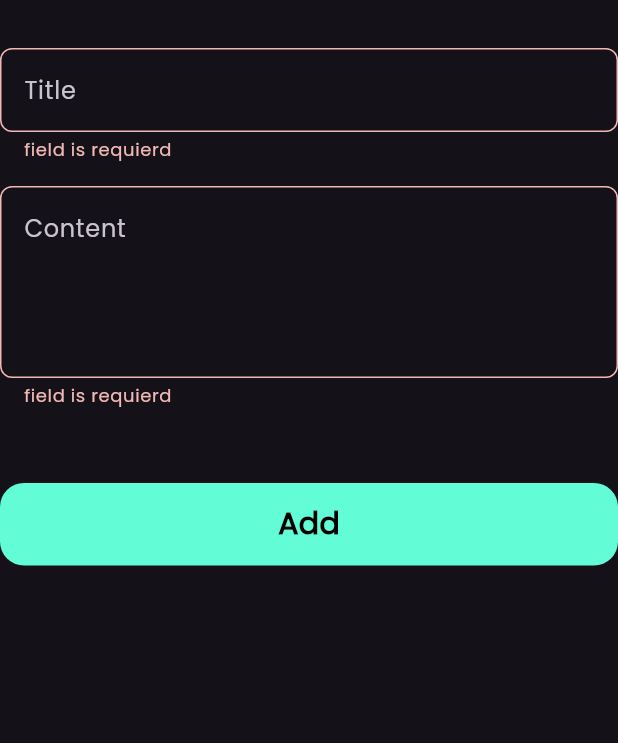
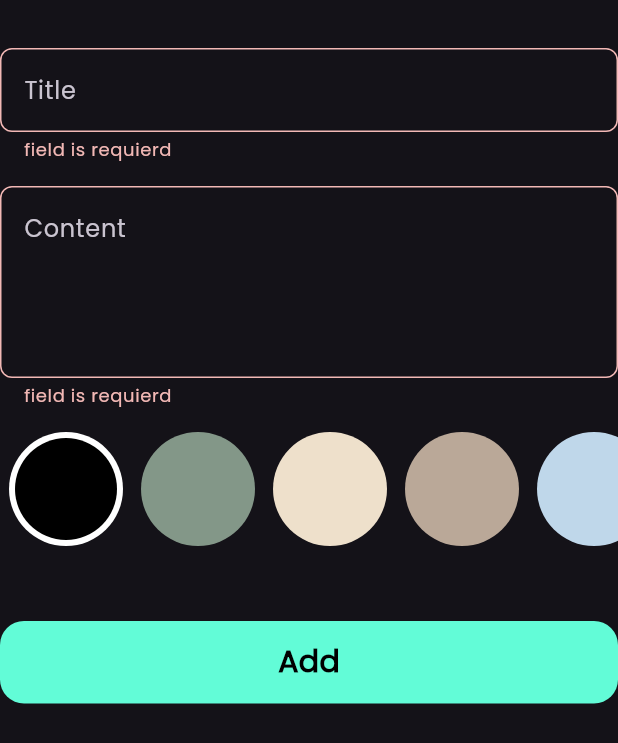
Before and after one commit to saifHaroun1/notes_app, a Flutter app: the AddNoteForm widget shown alone on an empty page, opened directly with empty values, after a tap on "Add", on a phone screen of 412 x 824 dp. Shown: the top 743 px of the screen. Run offline on Flutter 3.47's test engine with Material 3 defaults, Android fonts, the phone set to English and light mode, and no system bars; our stand-ins replace bloc, flutter_bloc, font_awesome_flutter, hive, hive_flutter; accounts and stored records are empty.

Commit message:
colors list view part two

```diff
--- a/lib/widgets/add_note_bottom_sheet.dart
+++ b/lib/widgets/add_note_bottom_sheet.dart
@@ -3,6 +3,7 @@ import 'package:flutter_bloc/flutter_bloc.dart';
 import 'package:notes_app/cubits/add_note_cubit/add_note_cubit.dart';
 import 'package:notes_app/cubits/add_note_cubit/cubit/notes_cubit.dart';
 import 'package:notes_app/model/note_model.dart';
+import 'package:notes_app/widgets/colors_list_view.dart';
 import 'package:notes_app/widgets/custom_bottom.dart';
 import 'package:notes_app/widgets/custom_text_field.dart';
 
@@ -63,6 +64,8 @@ class _AddNoteFormState extends State<AddNoteForm> {
             hint: "Content",
             maxLines: 4,
           ),
+          SizedBox(height: 16),
+          ColorListView(),
           const SizedBox(height: 50),
           BlocBuilder<AddNoteCubit, AddNoteState>(
             builder: (context, state) {
--- a/lib/widgets/colors_list_view.dart
+++ b/lib/widgets/colors_list_view.dart
@@ -0,0 +1,67 @@
+import 'package:flutter/material.dart';
+
+class ColorItem extends StatelessWidget {
+  const ColorItem({super.key, required this.isActive, required this.color});
+  final bool isActive;
+  final Color color;
+  @override
+  Widget build(BuildContext context) {
+    return isActive
+        ? CircleAvatar(
+            radius: 38,
+            backgroundColor: Colors.white,
+            child: CircleAvatar(
+              backgroundColor: color,
+              radius: 34,
+            ),
+          )
+        : CircleAvatar(
+            backgroundColor: color,
+            radius: 38,
+          );
+  }
+}
+
+class ColorListView extends StatefulWidget {
+  const ColorListView({super.key});
+
+  @override
+  State<ColorListView> createState() => _ColorListViewState();
+}
+
+class _ColorListViewState extends State<ColorListView> {
+  int currentIndex = 0;
+  List<Color> colors = [
+    Color(0xff000000),
+    Color(0xff839788),
+    Color(0xffEEE0CB),
+    Color(0xffBAA898),
+    Color(0xffBFD7EA),
+  ];
+
+  @override
+  Widget build(BuildContext context) {
+    return SizedBox(
+      height: 38 * 2,
+      child: ListView.builder(
+        itemCount: colors.length,
+        scrollDirection: Axis.horizontal,
+        itemBuilder: (context, index) {
+          return Padding(
+            padding: const EdgeInsets.symmetric(horizontal: 6),
+            child: GestureDetector(
+              onTap: () {
+                currentIndex = index;
+                setState(() {});
+              },
+              child: ColorItem(
+                color: colors[index],
+                isActive: currentIndex == index,
+              ),
+            ),
+          );
+        },
+      ),
+    );
+  }
+}
```
